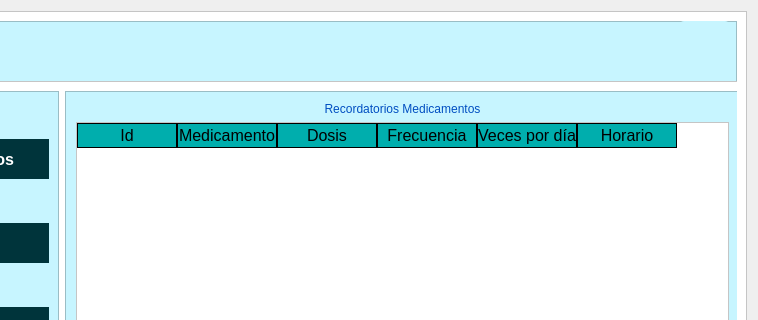
Old version of the form ui/medicamentos.ui in the repository daburneo1/addi; both pictures show x 142 to 900 and y 0 to 320 of the 900 by 500 pixel window.
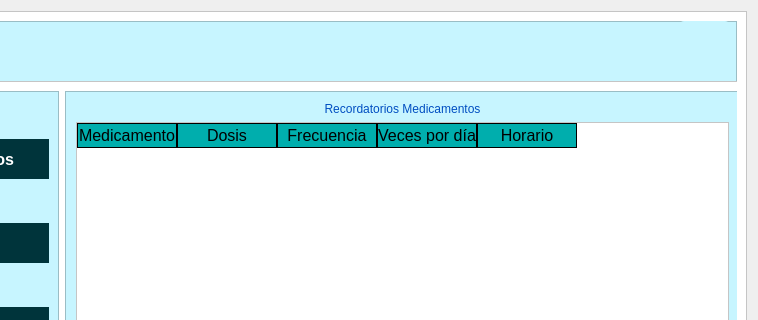
New version of the form. The open tabs and pages were chosen to show the change. Icons and pictures are not drawn.

The edit to the form file:
```diff
--- a/ui/medicamentos.ui
+++ b/ui/medicamentos.ui
@@ -412,6 +412,9 @@
                  </item>
                  <item>
                   <widget class="QTableWidget" name="tableMedicamentos">
+                   <property name="enabled">
+                    <bool>true</bool>
+                   </property>
                    <property name="font">
                     <font>
                      <pointsize>9</pointsize>
@@ -421,6 +424,15 @@
                     <string notr="true">background-color:rgb(255,255,255);
 gridline-color:rgb(0, 206, 151);</string>
                    </property>
+                   <property name="verticalScrollBarPolicy">
+                    <enum>Qt::ScrollBarAsNeeded</enum>
+                   </property>
+                   <property name="horizontalScrollBarPolicy">
+                    <enum>Qt::ScrollBarAsNeeded</enum>
+                   </property>
+                   <property name="sizeAdjustPolicy">
+                    <enum>QAbstractScrollArea::AdjustIgnored</enum>
+                   </property>
                    <property name="showGrid">
                     <bool>true</bool>
                    </property>
@@ -430,11 +442,6 @@
                    <attribute name="verticalHeaderStretchLastSection">
                     <bool>false</bool>
                    </attribute>
-                   <column>
-                    <property name="text">
-                     <string>Id</string>
-                    </property>
-                   </column>
                    <column>
                     <property name="text">
                      <string>Medicamento</string>
```
Left out of the diff: 2 changed lines with no effect on the pictures.
